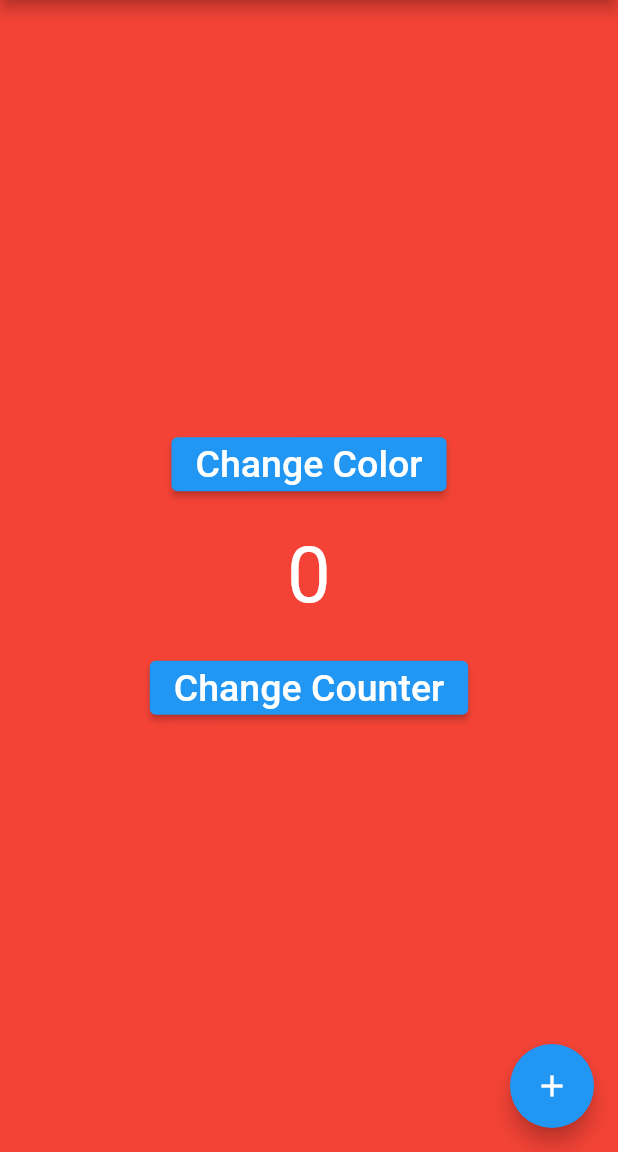
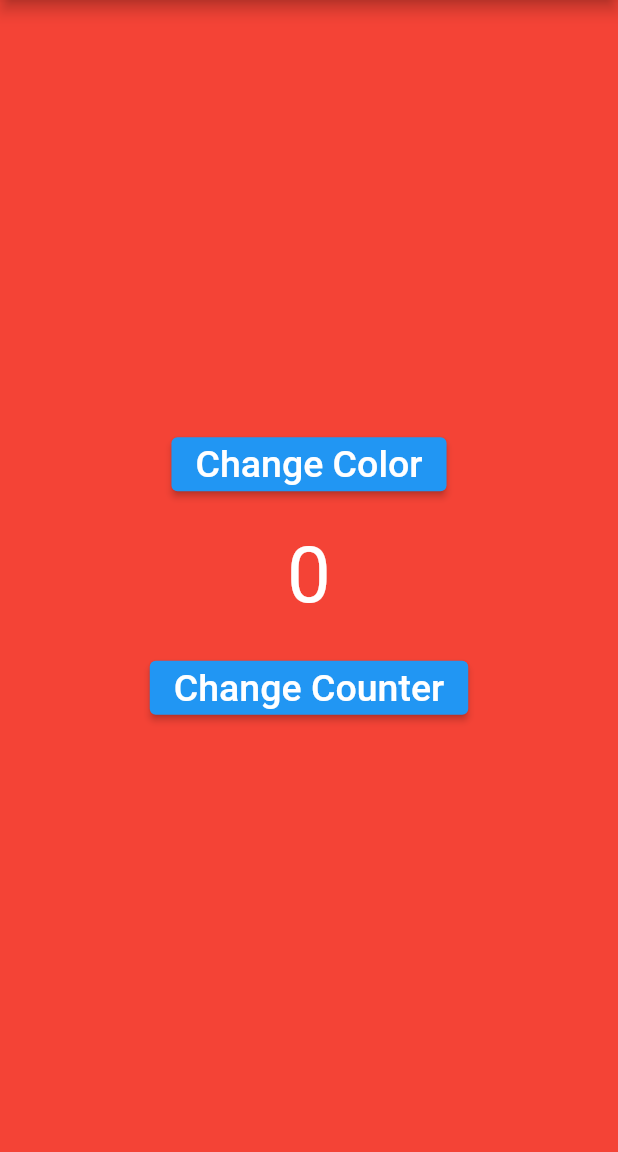
Before and after one commit to jsmile/bloc2bloc, a Flutter app: the screen it shows after launch, after a tap on "Change Counter", on a phone screen of 412 x 824 dp, the part 84-1236 px from its top. Run offline on Flutter 3.47's test engine with Material 2 defaults, Android fonts, the phone set to English and light mode, and no system bars; our stand-ins replace bloc, equatable, flutter_bloc.

Commit message:
CounterBloc 에서 add() 주석처리

```diff
--- a/lib/blocs/counter/counter_bloc.dart
+++ b/lib/blocs/counter/counter_bloc.dart
@@ -27,9 +27,9 @@ class CounterBloc extends Bloc<CounterEvent, CounterState> {
       } else if (colorState.color == Colors.black) {
         incrementSize = -100;
       }
-      add(CounterChangedEvent());
+      // add(CounterChangedEvent());
     });
-    // 4. 이벤트를 통해 stream 에 상태 반영. on<Event> 메서드를 오버라이드하여 구현
+    // 4. Bloc 생성자 안에서 on<Event> 로 stream 에 반영하는 이벤트 등록
     on<CounterChangedEvent>((event, emit) {
       emit(state.copyWith(counter: state.counter + incrementSize));
     });
--- a/lib/main.dart
+++ b/lib/main.dart
@@ -16,10 +16,11 @@ class MyApp extends StatelessWidget {
     return MultiBlocProvider(
       providers: [
         BlocProvider<ColorBloc>(
-          create: (context) => ColorBloc(),
+          create: (colorContext) => ColorBloc(),
         ),
         BlocProvider<CounterBloc>(
-          create: (context) => CounterBloc(),
+          create: (counterContext) =>
+              CounterBloc(colorBloc: counterContext.read<ColorBloc>()),
         ),
       ],
       child: MaterialApp(
@@ -42,7 +43,7 @@ class MyHomePage extends StatelessWidget {
   @override
   Widget build(BuildContext context) {
     return Scaffold(
-      backgroundColor: Colors.red,
+      backgroundColor: context.watch<ColorBloc>().state.color,
       appBar: AppBar(
         backgroundColor: Theme.of(context).colorScheme.inversePrimary,
         title: Text(title),
@@ -59,12 +60,14 @@ class MyHomePage extends StatelessWidget {
                   fontSize: 25.0,
                 ),
               ),
-              onPressed: () {},
+              onPressed: () {
+                context.read<ColorBloc>().add(ColorChangedEvent());
+              },
             ),
             const SizedBox(height: 20.0),
-            const Text(
-              '0',
-              style: TextStyle(
+            Text(
+              '${context.watch<CounterBloc>().state.counter}',
+              style: const TextStyle(
                 color: Colors.white,
                 fontSize: 52.0,
               ),
@@ -78,16 +81,13 @@ class MyHomePage extends StatelessWidget {
                   fontSize: 25.0,
                 ),
               ),
-              onPressed: () {},
+              onPressed: () {
+                context.read<CounterBloc>().add(CounterChangedEvent());
+              },
             )
           ],
         ),
       ),
-      floatingActionButton: FloatingActionButton(
-        onPressed: () {},
-        tooltip: 'Increment',
-        child: const Icon(Icons.add),
-      ),
     );
   }
 }
```
